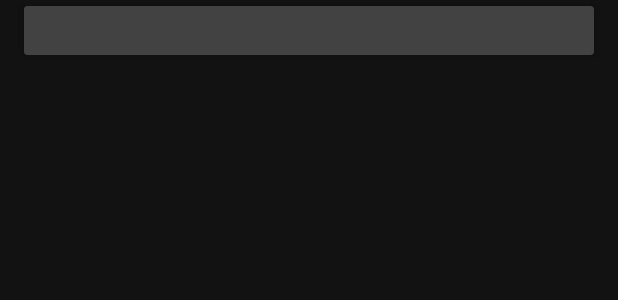
After one commit to MikeMayfield/DroidTV7c, an Android app: the layout item_dialog_list.xml on its own in the app's theme, with its tools: preview values and no code run, on a phone screen of 412 x 824 dp. The commit adds this screen. Shown: the top 300 px of the screen. Run offline under Robolectric (Android 15) with nearby library versions, the phone set to English and light mode, and no system bars.

Commit message:
create option menu for long pressd on series poster in list

```diff
--- /dev/null
+++ b/app/src/main/res/layout/item_dialog_list.xml
@@ -0,0 +1,24 @@
+<?xml version="1.0" encoding="utf-8"?>
+<layout
+    xmlns:android="http://schemas.android.com/apk/res/android"
+    xmlns:app="http://schemas.android.com/apk/res-auto">
+    <androidx.cardview.widget.CardView
+        android:layout_height="wrap_content"
+        android:layout_width="match_parent"
+        app:cardElevation="4dp"
+        android:layout_marginVertical="4dp"
+        android:layout_marginHorizontal="16dp"
+        android:id="@+id/dialogItem">
+
+        <TextView
+            android:id="@+id/textDialogItem"
+            android:layout_width="match_parent"
+            android:layout_height="wrap_content"
+            android:gravity="center"
+            android:paddingHorizontal="32dp"
+            android:paddingVertical="8dp"
+            android:textColor="@color/colorAccent"
+            android:textSize="12sp" />
+    </androidx.cardview.widget.CardView>
+
+</layout>
```
Also changed, not shown: app/src/main/java/com/nds/droidtv/adapters/SeriesDialogAdapter.kt (added, +49 -0 lines), app/src/main/java/com/nds/droidtv/common/views/SeriesListDialog.kt (added, +27 -0 lines), app/src/main/java/com/nds/droidtv/ui/serieslist/SeriesListFragment.kt (+34 -12 lines), app/src/main/res/layout/series_list_dialog.xml (added, +11 -0 lines), app/src/main/res/values/strings.xml (+15 -0 lines).
